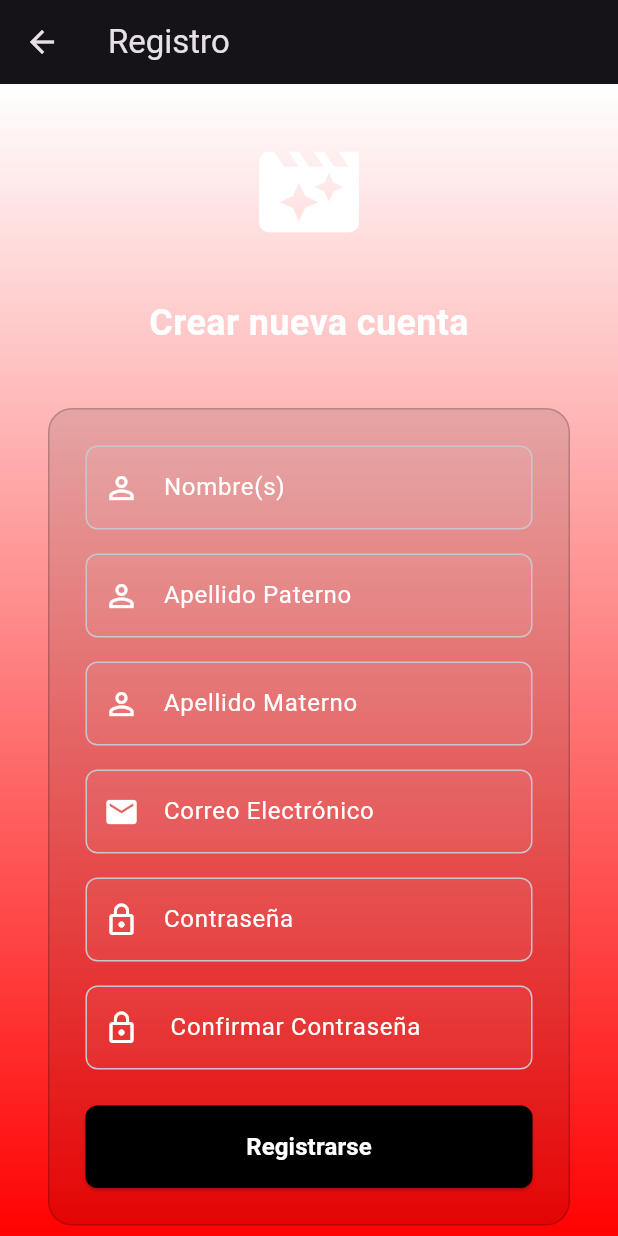
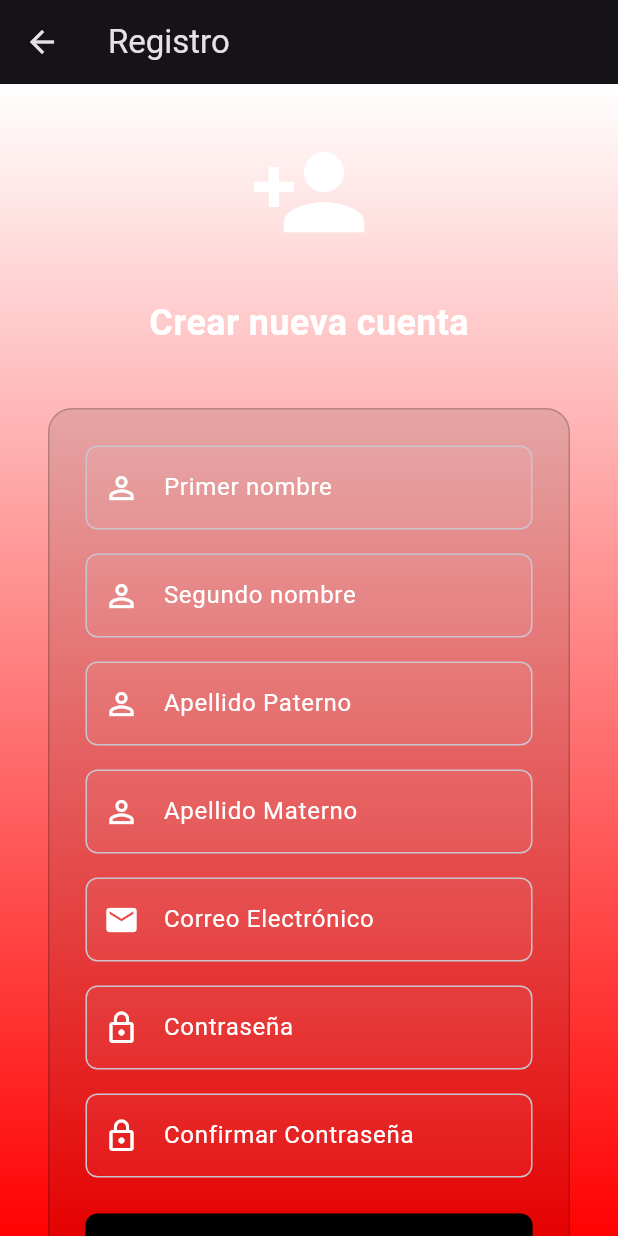
Before and after one commit to XVictorLaraX/Cine, a Flutter app: the RegisterScreen screen opened directly, on a phone screen of 412 x 824 dp. Run offline on Flutter 3.47's test engine with Material 3 defaults, Android fonts, the phone set to English and light mode, and no system bars; our stand-ins replace cloud_firestore, firebase_auth, firebase_core; accounts and stored records are empty.

Commit message:
Registro funcional

```diff
--- a/app_cine_beta/lib/screens/register_screen.dart
+++ b/app_cine_beta/lib/screens/register_screen.dart
@@ -1,7 +1,88 @@
 import 'package:flutter/material.dart';
+import 'package:firebase_auth/firebase_auth.dart';
+import 'package:cloud_firestore/cloud_firestore.dart';
+import 'package:app_cine/services/firebase_service.dart';
 
-class RegisterScreen extends StatelessWidget {
+import 'home_screen.dart';
+
+class RegisterScreen extends StatefulWidget {
   const RegisterScreen({super.key});
+
+  @override
+  State<RegisterScreen> createState() => _RegisterScreenState();
+}
+
+class _RegisterScreenState extends State<RegisterScreen> {
+  final FirebaseService _firebaseService = FirebaseService();
+  final _formKey = GlobalKey<FormState>();
+
+  // Controladores para los campos del formulario
+  final TextEditingController _firstNameController = TextEditingController();
+  final TextEditingController _secondNameController = TextEditingController();
+  final TextEditingController _lastNameController = TextEditingController();
+  final TextEditingController _mothersLastNameController = TextEditingController();
+  final TextEditingController _emailController = TextEditingController();
+  final TextEditingController _passwordController = TextEditingController();
+  final TextEditingController _confirmPasswordController = TextEditingController();
+
+  bool _isLoading = false;
+
+  @override
+  void dispose() {
+    _firstNameController.dispose();
+    _secondNameController.dispose();
+    _lastNameController.dispose();
+    _mothersLastNameController.dispose();
+    _emailController.dispose();
+    _passwordController.dispose();
+    _confirmPasswordController.dispose();
+    super.dispose();
+  }
+
+  Future<void> _registerUser() async {
+    if (_formKey.currentState!.validate()) {
+      if (_passwordController.text != _confirmPasswordController.text) {
+        ScaffoldMessenger.of(context).showSnackBar(
+          const SnackBar(content: Text('Las contraseñas no coinciden')),
+        );
+        return;
+      }
+
+      setState(() => _isLoading = true);
+
+      try {
+        // Preparar datos del usuario
+        final userData = {
+          'firstName': _firstNameController.text,
+          'secondName': _secondNameController.text,
+          'lastName': _lastNameController.text,
+          'mothersLastName': _mothersLastNameController.text,
+          'email': _emailController.text,
+          'contraseña': _passwordController.text,
+          'createdAt': FieldValue.serverTimestamp(),
+        };
+
+        // Registrar usuario
+        final user = await _firebaseService.registerWithEmailAndPassword(
+          email: _emailController.text,
+          password: _passwordController.text,
+          userData: userData,
+        );
+
+        if (user != null) {
+          Navigator.of(context).pushReplacement(
+            MaterialPageRoute(builder: (_) => HomeScreen()),
+          );
+        }
+      } catch (e) {
+        ScaffoldMessenger.of(context).showSnackBar(
+          SnackBar(content: Text('Error en registro: ${e.toString()}')),
+        );
+      } finally {
+        setState(() => _isLoading = false);
+      }
+    }
+  }
 
   @override
   Widget build(BuildContext context) {
@@ -13,7 +94,8 @@ class RegisterScreen extends StatelessWidget {
         leading: IconButton(
           icon: const Icon(Icons.arrow_back),
           onPressed: () => Navigator.pop(context),
-        ),),
+        ),
+      ),
       body: Container(
         decoration: const BoxDecoration(
           gradient: LinearGradient(
@@ -29,6 +111,8 @@ class RegisterScreen extends StatelessWidget {
           child: SingleChildScrollView(
             child: Padding(
               padding: const EdgeInsets.all(32.0),
+              child: Form(
+                key: _formKey,
                 child: Column(
                   children: [
                     const RegisterIcon(),
@@ -37,6 +121,7 @@ class RegisterScreen extends StatelessWidget {
                     const SizedBox(height: 40),
                     _buildRegisterForm(),
                   ],
+                ),
               ),
             ),
           ),
@@ -53,84 +138,88 @@ class RegisterScreen extends StatelessWidget {
         borderRadius: BorderRadius.circular(16.0),
         border: Border.all(color: Colors.black.withOpacity(0.2)),
       ),
-      child: const Column(
+      child: Column(
         children: [
           RegisterFormField(
-            label: 'Nombre(s)',
+            label: 'Primer nombre',
             icon: Icons.person_outline,
+            controller: _firstNameController,
+            validator: (value) => value!.isEmpty ? 'Campo requerido' : null,
           ),
-          SizedBox(height: 16),
+          const SizedBox(height: 16),
+          RegisterFormField(
+            label: 'Segundo nombre',
+            icon: Icons.person_outline,
+            controller: _secondNameController,
+          ),
+          const SizedBox(height: 16),
           RegisterFormField(
             label: 'Apellido Paterno',
             icon: Icons.person_outline,
+            controller: _lastNameController,
+            validator: (value) => value!.isEmpty ? 'Campo requerido' : null,
           ),
-          SizedBox(height: 16),
+          const SizedBox(height: 16),
           RegisterFormField(
             label: 'Apellido Materno',
             icon: Icons.person_outline,
+            controller: _mothersLastNameController,
           ),
-          SizedBox(height: 16),
+          const SizedBox(height: 16),
           RegisterFormField(
             label: 'Correo Electrónico',
             icon: Icons.email,
             isEmail: true,
+            controller: _emailController,
+            validator: (value) {
+              if (value!.isEmpty) return 'Campo requerido';
+              if (!value.contains('@')) return 'Correo inválido';
+              return null;
+            },
           ),
-          SizedBox(height: 16),
+          const SizedBox(height: 16),
           RegisterFormField(
             label: 'Contraseña',
             icon: Icons.lock_outline,
             isPassword: true,
+            controller: _passwordController,
+            validator: (value) {
+              if (value!.isEmpty) return 'Campo requerido';
+              if (value.length < 6) return 'Mínimo 6 caracteres';
+              return null;
+            },
           ),
-          SizedBox(height: 16),
+          const SizedBox(height: 16),
           RegisterFormField(
-            label: ' Confirmar Contraseña',
+            label: 'Confirmar Contraseña',
             icon: Icons.lock_outline,
             isPassword: true,
+            controller: _confirmPasswordController,
+            validator: (value) {
+              if (value != _passwordController.text) {
+                return 'Las contraseñas no coinciden';
+              }
+              return null;
+            },
           ),
-          SizedBox(height: 24),
-          RegisterButton(),
-
+          const SizedBox(height: 24),
+          _isLoading
+              ? const CircularProgressIndicator()
+              : RegisterButton(onPressed: _registerUser),
         ],
       ),
     );
   }
 }
 
-// Widgets reutilizables para registro
-class RegisterIcon extends StatelessWidget {
-  const RegisterIcon({super.key});
-
-  @override
-  Widget build(BuildContext context) {
-    return const Icon(
-      Icons.movie_filter,
-      size: 80,
-      color: Colors.white,
-    );
-  }
-}
-
-class RegisterTitle extends StatelessWidget {
-  const RegisterTitle({super.key});
-
-  @override
-  Widget build(BuildContext context) {
-    return const Text(
-      'Crear nueva cuenta',
-      style: TextStyle(
-        fontSize: 24,
-        fontWeight: FontWeight.bold,
-        color: Colors.white,
-      ),
-    );
-  }
-}
-
+// Widgets actualizados
 class RegisterFormField extends StatelessWidget {
   final String label;
   final IconData icon;
   final bool isPassword;
   final bool isEmail;
+  final TextEditingController? controller;
+  final String? Function(String?)? validator;
 
   const RegisterFormField({
     super.key,
@@ -138,11 +227,15 @@ class RegisterFormField extends StatelessWidget {
     required this.icon,
     this.isPassword = false,
     this.isEmail = false,
+    this.controller,
+    this.validator,
   });
 
   @override
   Widget build(BuildContext context) {
     return TextFormField(
+      controller: controller,
+      validator: validator,
       obscureText: isPassword,
       keyboardType: isEmail ? TextInputType.emailAddress : TextInputType.text,
       decoration: InputDecoration(
@@ -162,16 +255,16 @@ class RegisterFormField extends StatelessWidget {
 }
 
 class RegisterButton extends StatelessWidget {
-  const RegisterButton({super.key});
+  final VoidCallback onPressed;
+
+  const RegisterButton({super.key, required this.onPressed});
 
   @override
   Widget build(BuildContext context) {
     return SizedBox(
       width: double.infinity,
       child: ElevatedButton(
-        onPressed: () {
-          // Lógica de registro
-        },
+        onPressed: onPressed,
         style: ElevatedButton.styleFrom(
           backgroundColor: Colors.black,
           padding: const EdgeInsets.symmetric(vertical: 16),
--- /dev/null
+++ b/app_cine_beta/lib/services/firebase_service.dart
@@ -0,0 +1,68 @@
+import 'package:firebase_auth/firebase_auth.dart';
+import 'package:cloud_firestore/cloud_firestore.dart';
+import 'package:flutter/cupertino.dart';
+import 'package:flutter/material.dart';
+
+class FirebaseService {
+  final FirebaseAuth _auth = FirebaseAuth.instance;
+  final FirebaseFirestore _firestore = FirebaseFirestore.instance;
+
+  Future<User?> registerWithEmailAndPassword({
+    required String email,
+    required String password,
+    required Map<String, dynamic> userData,
+  }) async {
+    try {
+      // 1. Crear usuario en Authentication
+      UserCredential userCredential = await _auth.createUserWithEmailAndPassword(
+        email: email,
+        password: password,
+      );
+
+      // 2. Verificar que el usuario fue creado correctamente
+      if (userCredential.user == null) return null;
+
+      // 3. Guardar datos en documento específico usando UID
+      await _firestore
+          .collection('Usuarios') // Nombre exacto de tu colección existente
+          .doc(userCredential.user!.uid) // Usar UID como ID de documento
+          .set(userData, SetOptions(merge: true)); // Merge evita sobrescribir datos existentes
+
+      return userCredential.user;
+    } on FirebaseAuthException catch (e) {
+      debugPrint("Error de Firebase Auth: ${e.message}");
+      return null;
+    } catch (e) {
+      debugPrint("Error general: $e");
+      return null;
+    }
+  }
+}
+class RegisterIcon extends StatelessWidget {
+  const RegisterIcon({super.key});
+
+  @override
+  Widget build(BuildContext context) {
+    return const Icon(
+      Icons.person_add,  // Puedes cambiar el icono
+      size: 80,
+      color: Colors.white,
+    );
+  }
+}
+
+class RegisterTitle extends StatelessWidget {
+  const RegisterTitle({super.key});
+
+  @override
+  Widget build(BuildContext context) {
+    return const Text(
+      'Crear nueva cuenta',
+      style: TextStyle(
+        fontSize: 24,
+        fontWeight: FontWeight.bold,
+        color: Colors.white,
+      ),
+    );
+  }
+}
```
Also changed, not shown: app_cine_beta/lib/screens/home_screen.dart (added, +15 -0 lines). Lines whose indentation alone changed are shown as unchanged.
